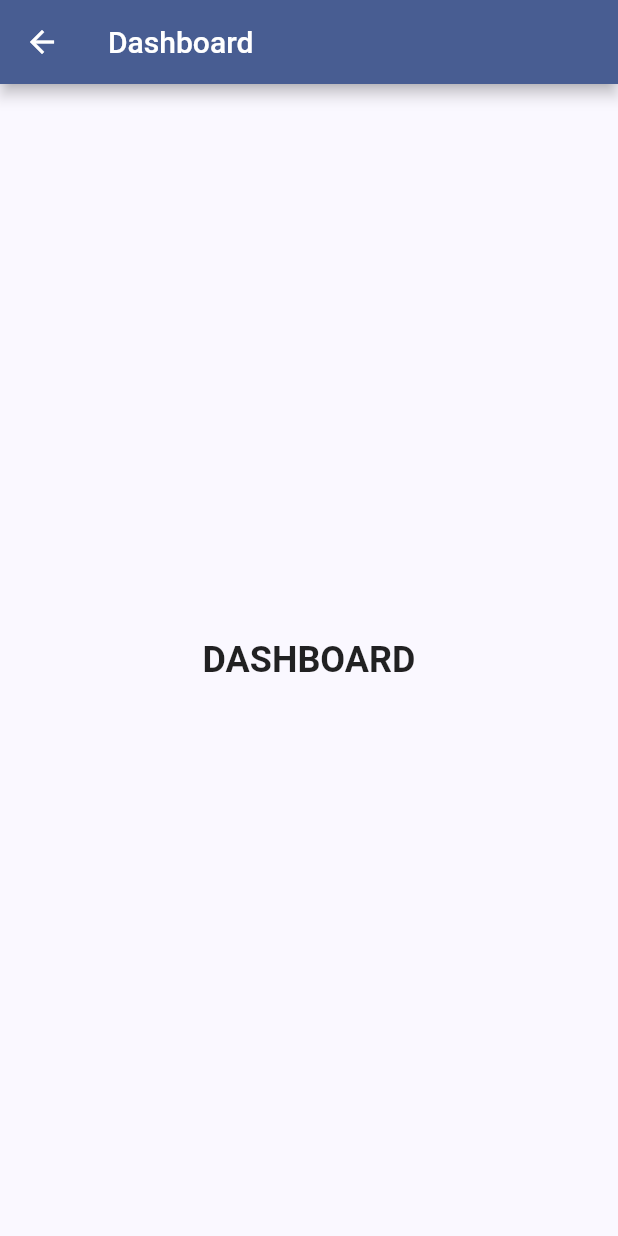
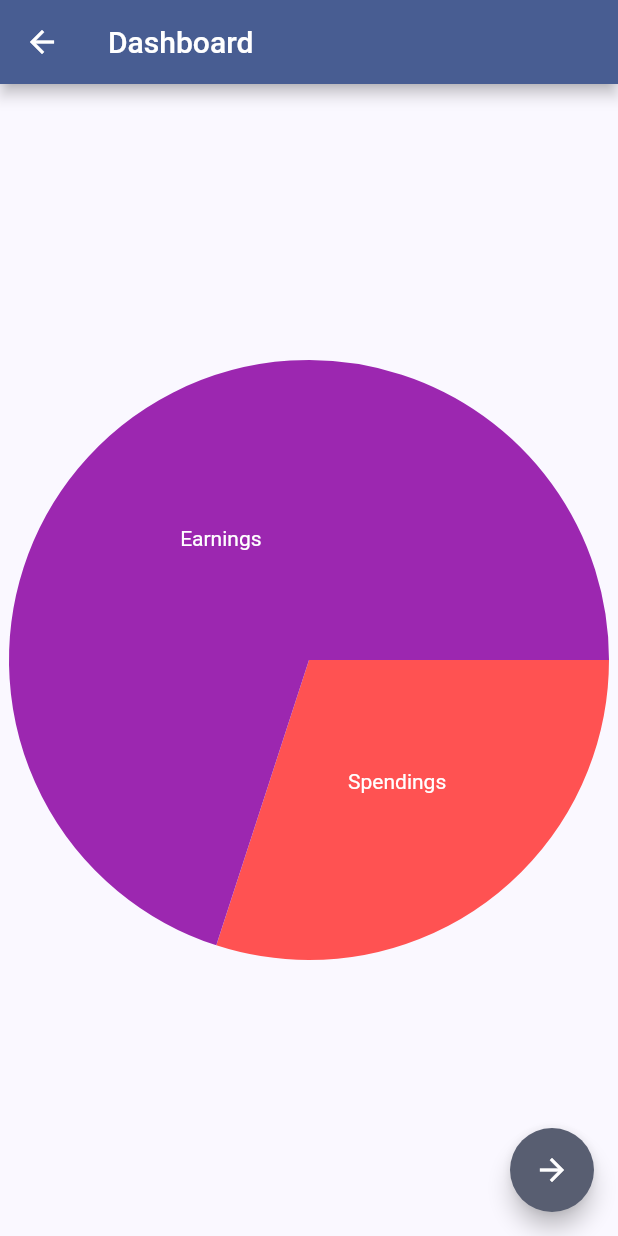
Before and after one commit to DrishtiJ/FundWiz, a Flutter app: the Dashboard screen opened directly, on a phone screen of 412 x 824 dp. Run offline on Flutter 3.47's test engine with Material 2 defaults, Android fonts, the phone set to English and light mode, and no system bars; drawn by our look-alikes of fl_chart; our stand-ins replace hive_flutter; accounts and stored records are empty.

Commit message:
pie chart and swag screen

```diff
--- a/lib/main.dart
+++ b/lib/main.dart
@@ -14,4 +14,5 @@ Future<void> _initHive() async{
   await Hive.openBox("accounts");
   await Hive.openBox("home");
   await Hive.openBox("goals");
+  await Hive.openBox("swag");
 }
--- a/lib/ui/dashboard.dart
+++ b/lib/ui/dashboard.dart
@@ -1,4 +1,7 @@
 import 'package:flutter/material.dart';
+import 'package:fl_chart/fl_chart.dart';
+
+import 'swag.dart'; // Importing swag.dart
 
 class Dashboard extends StatelessWidget {
   @override
@@ -8,14 +11,47 @@ class Dashboard extends StatelessWidget {
         title: Text('Dashboard'),
       ),
       body: Center(
-        child: Text(
-          'DASHBOARD',
-          style: TextStyle(
-            fontSize: 24,
-            fontWeight: FontWeight.bold,
-          ),
-        ),
+        child: RegularPieChartSample(),
+      ),
+      floatingActionButton: FloatingActionButton(
+        onPressed: () {
+          // Navigate to the Swag screen when the button is pressed
+          Navigator.push(
+            context,
+            MaterialPageRoute(builder: (context) => Swag()),
+          );
+        },
+        child: Icon(Icons.arrow_forward),
       ),
     );
   }
 }
+
+class RegularPieChartSample extends StatelessWidget {
+  @override
+  Widget build(BuildContext context) {
+    return PieChart(
+      PieChartData(
+        sections: [
+          PieChartSectionData(
+            color: Colors.redAccent,
+            value: 30, // Replace with your first variable value
+            title: 'Spendings',
+            radius: 200,
+            titleStyle: TextStyle(color: Colors.white),
+          ),
+          PieChartSectionData(
+            color: Colors.purple,
+            value: 70, // Replace with your second variable value
+            title: 'Earnings',
+            radius: 200,
+            titleStyle: TextStyle(color: Colors.white),
+          ),
+        ],
+        centerSpaceRadius: 0, // Set to zero for a regular pie chart
+        borderData: FlBorderData(show: false),
+        sectionsSpace: 0,
+      ),
+    );
+  }
+}
--- a/pubspec.yaml
+++ b/pubspec.yaml
@@ -17,6 +17,7 @@ dev_dependencies:
     sdk: flutter
   flutter_lints: ^2.0.0
   flutter_launcher_icons: "^0.13.1"
+  fl_chart: ^0.41.0
 
 flutter_icons:
   android: "launcher_icon"
```
Also changed, not shown: lib/ui/swag.dart (added, +108 -0 lines), pubspec.lock.
